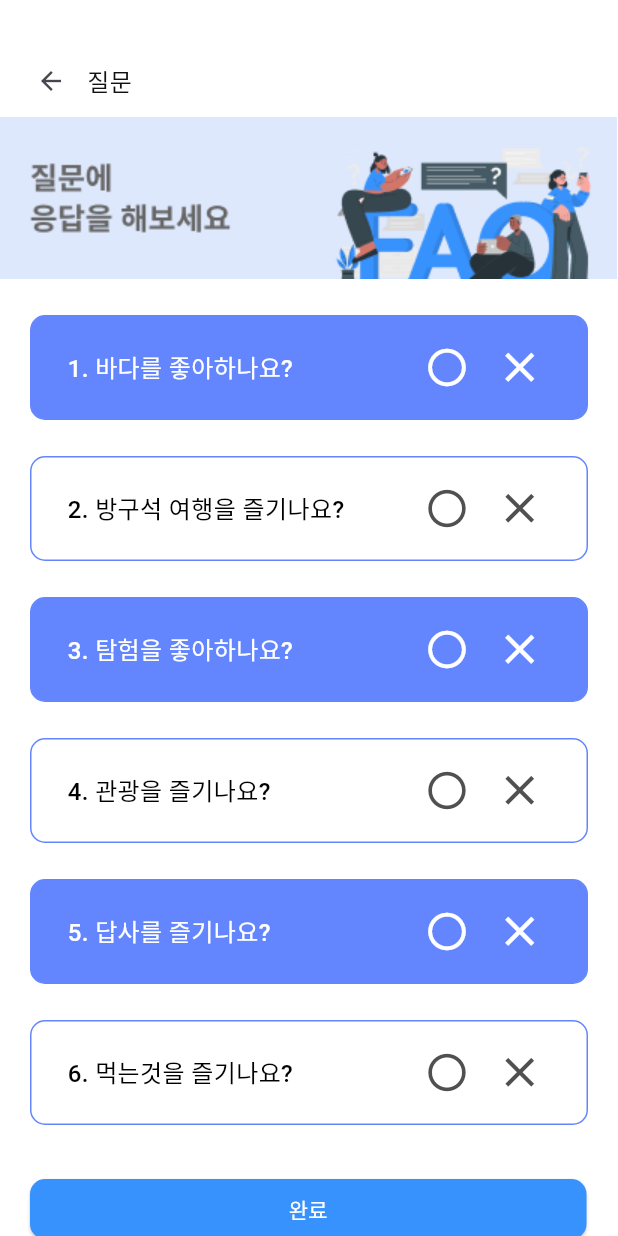
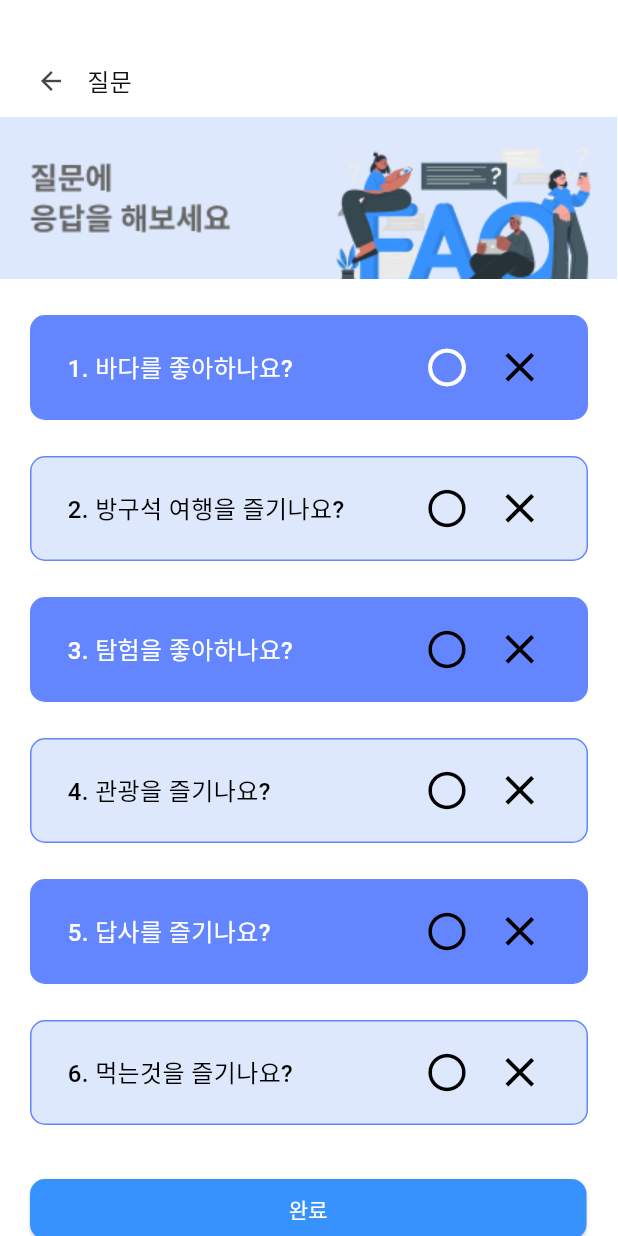
Before and after one commit to leave-leave/Leave-Leave-Flutter, a Flutter app: the question screen opened directly, after a tap on the "panorama fish eye" icon, on a phone screen of 412 x 824 dp. Run offline on Flutter 3.47's test engine with Material 3 defaults, Android fonts, the phone set to English and light mode, and no system bars; our stand-ins replace dio, image_picker; Roboto replaces fonts that are missing (Noto Sans KR).

Commit message:
ADD :: package

```diff
--- a/lib/question/widget/question_screen.dart
+++ b/lib/question/widget/question_screen.dart
@@ -3,6 +3,7 @@ import 'package:dio/dio.dart';
 import 'package:tteonatteona/secret.dart';
 import 'dart:convert';
 import 'package:tteonatteona/question/model/question.dart';
+import 'package:tteonatteona/suggestion/suggestion_explain.dart';
 
 class question extends StatelessWidget {
   const question({Key? key}) : super(key: key);
@@ -110,7 +111,9 @@ class question extends StatelessWidget {
                   height: 40,
                   child: ElevatedButton(
                     onPressed: () {
-
+                      Navigator.push(context,
+                        MaterialPageRoute(builder: (context) => suggestion_explain()),
+                      );
                     },
                     child: Text('완료', style: TextStyle(
                       color: Colors.white
@@ -130,30 +133,34 @@ class question extends StatelessWidget {
 }
 
 
-class questionList extends StatelessWidget {
+class questionList extends StatefulWidget {
   const questionList({Key? key}) : super(key: key);
 
   @override
+  _QuestionListState createState() => _QuestionListState();
+}
+
+class _QuestionListState extends State<questionList> {
+  List<bool> buttonClickedList = List.generate(6, (index) => false);
+  List<bool> buttonClickedList2 = List.generate(6, (index) => false);
+
+  List<String> texts = [    '1. 바다를 좋아하나요?',    '2. 방구석 여행을 즐기나요?',    '3. 탐험을 좋아하나요?',    '4. 관광을 즐기나요?',    '5. 답사를 즐기나요?',    '6. 먹는것을 즐기나요?',  ];
+
+  @override
   Widget build(BuildContext context) {
-
-    List<String> texts = [
-      '1. 바다를 좋아하나요?',
-      '2. 방구석 여행을 즐기나요?',
-      '3. 탐험을 좋아하나요?',
-      '4. 관광을 즐기나요?',
-      '5. 답사를 즐기나요?',
-      '6. 먹는것을 즐기나요?',
-    ];
-
     return Container(
       child: ListView.builder(
         shrinkWrap: true,
         padding: EdgeInsets.only(left: 20, right: 20),
         itemCount: 6,
         itemBuilder: (context, index) {
-        final backgroundColor = index.isEven ? Color(0xff6386FF) : Colors.white;
+          final backgroundColor =
+          index.isEven ? Color(0xff6386FF) : Color(0xffDEE8FC);
           final iconColor = index.isEven ? Colors.white : Colors.black;
           final text = texts[index];
+          final buttonBackgroundColor =
+          buttonClickedList[index] ? Colors.red : Colors.green;
+
           return Column(
             children: [
               Container(
@@ -179,19 +186,30 @@ class questionList extends StatelessWidget {
                         ),
                       ),
                       Spacer(),
-                    Padding(padding: EdgeInsets.only(right: 20),
+                      Padding(
+                        padding: EdgeInsets.only(right: 20),
                         child: Row(
                           mainAxisSize: MainAxisSize.min,
                           children: [
                             IconButton(
-                            onPressed: () {},
+                              onPressed: () {
+                                setState(() {
+                                  buttonClickedList[index] =
+                                  !buttonClickedList[index];
+                                });
+                              },
                               icon: Icon(Icons.panorama_fish_eye, size: 30),
-                            color: backgroundColor == Colors.white ? Color(0xff505050) : Colors.white,
+                              color: buttonClickedList[index] ? Colors.white : Colors.black,
                             ),
                             IconButton(
-                            onPressed: () {},
+                              onPressed: () {
+                                setState(() {
+                                  buttonClickedList2[index] =
+                                  !buttonClickedList2[index];
+                                });
+                              },
                               icon: Icon(Icons.close, size: 33),
-                            color: backgroundColor == Colors.white ? Color(0xff505050) : Colors.white,
+                              color: buttonClickedList2[index] ? Colors.white : Colors.black,
                             ),
                           ],
                         ),
```
Lines whose indentation alone changed are shown as unchanged.
